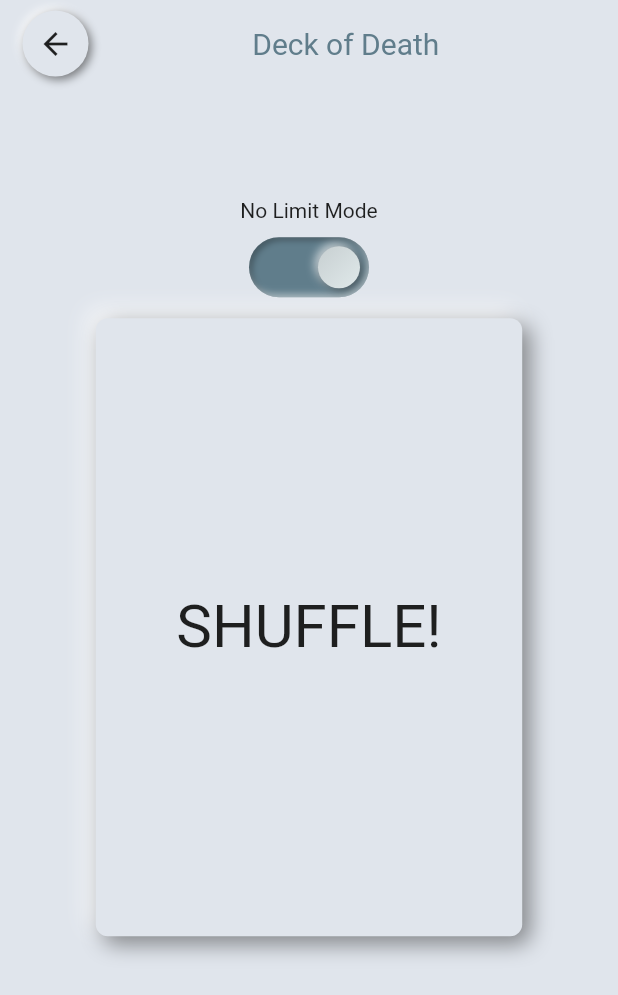
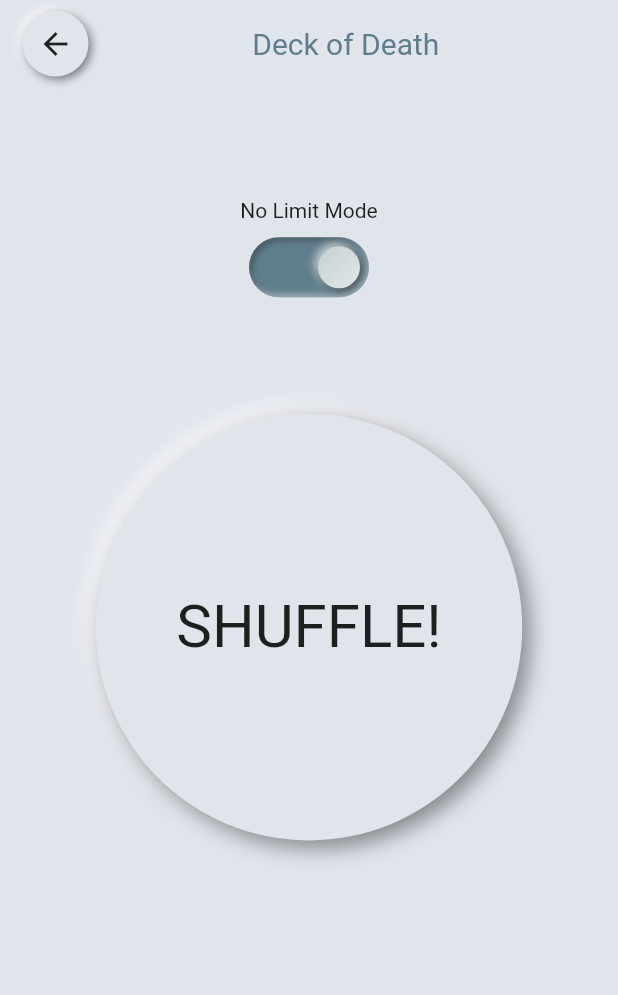
Before and after one commit to tksuns12/jailhouse_workout, a Flutter app: the screen it shows after launch, after a tap on "Deck of Death", on a phone screen of 412 x 824 dp. Shown: the top 995 px of the screen. Run offline on Flutter 3.47's test engine with Material 2 defaults, Android fonts, the phone set to English and light mode, and no system bars; drawn by our look-alikes of flutter_neumorphic; our stand-ins replace audioplayers, font_awesome_flutter, hive, hive_flutter, permission_handler, wakelock; accounts and stored records are empty.

Commit message:
죽음의 덱 타이머 취소 안 되는 부분 해결, 위젯 모양 좀 바꿈

```diff
--- a/lib/screens/deck_of_death_screen.dart
+++ b/lib/screens/deck_of_death_screen.dart
@@ -27,7 +27,8 @@ class DeckOfDeathScreen extends StatelessWidget {
                           )
                     : Column(
                         children: <Widget>[
-                          Row(mainAxisAlignment: MainAxisAlignment.spaceBetween,
+                          Row(
+                            mainAxisAlignment: MainAxisAlignment.spaceBetween,
                             children: <Widget>[
                               NeumorphicButton(
                                   margin: EdgeInsets.all(7),
@@ -35,13 +36,18 @@ class DeckOfDeathScreen extends StatelessWidget {
                                   child: Icon(Icons.arrow_back),
                                   style: NeumorphicStyle(
                                       color: kMainColor, intensity: 0.9),
-                                  onPressed: () => Navigator.of(context).pop()),
+                                  onPressed: () {
+                                    deck.timer.cancel();
+                                    Navigator.of(context).pop();
+                                  }),
                               Text(
                                 "Deck of Death",
                                 style: TextStyle(
                                     fontSize: 20, color: Colors.blueGrey),
                               ),
-                              SizedBox(width: 25,)
+                              SizedBox(
+                                width: 25,
+                              )
                             ],
                           ),
                           SizedBox(
@@ -93,6 +99,10 @@ class DeckOfDeathScreen extends StatelessWidget {
                                     0.5 *
                                     0.69,
                                 child: NeumorphicButton(
+                                    boxShape: deck.hasBegun
+                                        ? NeumorphicBoxShape.roundRect(
+                                            BorderRadius.circular(10))
+                                        : NeumorphicBoxShape.circle(),
                                     padding: EdgeInsets.all(1),
                                     onPressed: () {
                                       if (deck.hasBegun) {
```
Lines whose indentation alone changed are shown as unchanged.
